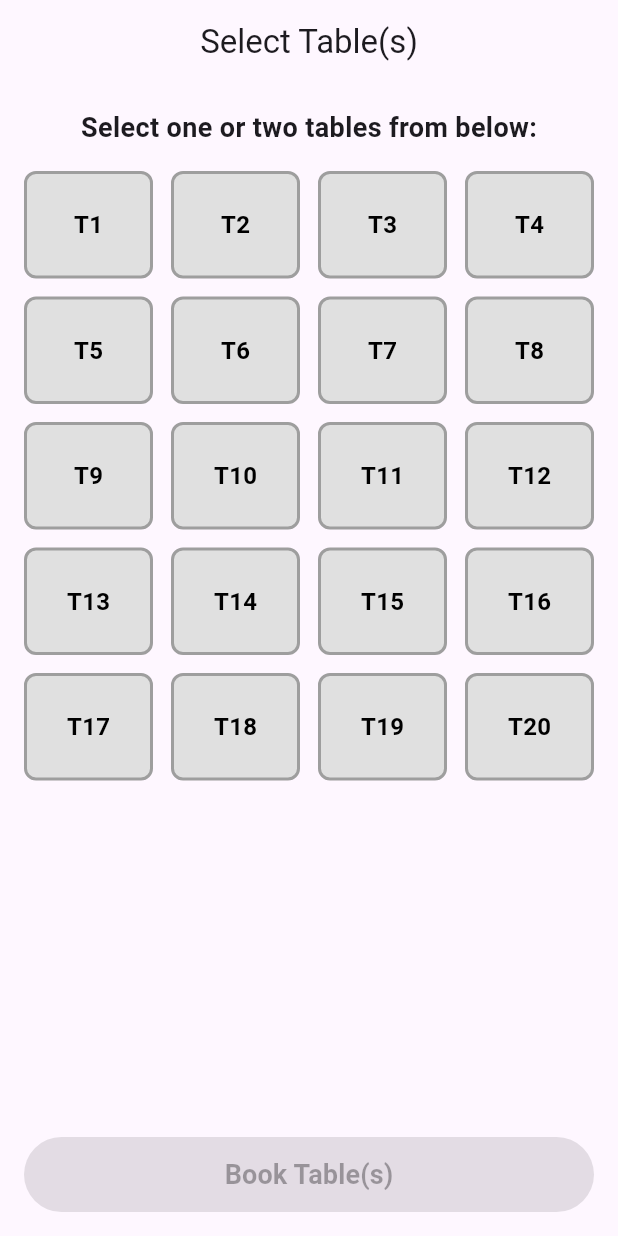
After one commit to dhanyashreealva/flutterbloc, a Flutter app: the screen it shows after launch, on a phone screen of 412 x 824 dp. The commit adds this screen. Run offline on Flutter 3.47's test engine with Material 3 defaults, Android fonts, the phone set to English and light mode, and no system bars; our stand-ins replace equatable, flutter_bloc.

Commit message:
Table selection

```diff
--- /dev/null
+++ b/my_app/lib/TableSelectionPage.dart
@@ -0,0 +1,127 @@
+import 'package:flutter/material.dart';
+import 'package:flutter_bloc/flutter_bloc.dart';
+import 'table_selection_bloc.dart';
+import 'table_selection_event.dart';
+import 'table_selection_state.dart';
+
+class TableSelectionPage extends StatelessWidget {
+  final List<String> tables = [
+    'T1', 'T2', 'T3', 'T4', 'T5', 'T6', 'T7', 'T8', 'T9', 'T10',
+    'T11', 'T12', 'T13', 'T14', 'T15', 'T16', 'T17', 'T18', 'T19', 'T20',
+  ];
+
+  @override
+  Widget build(BuildContext context) {
+    return BlocProvider(
+      create: (context) => TableSelectionBloc(),
+      child: Scaffold(
+        appBar: AppBar(
+          title: Text('Select Table(s)'),
+          centerTitle: true,
+        ),
+        body: SafeArea(
+          child: Padding(
+            padding: EdgeInsets.all(16),
+            child: Column(
+              children: [
+                Text(
+                  'Select one or two tables from below:',
+                  style: TextStyle(fontSize: 18, fontWeight: FontWeight.bold),
+                ),
+                SizedBox(height: 16),
+                Expanded(
+                  child: BlocBuilder<TableSelectionBloc, TableSelectionState>(
+                    builder: (context, state) {
+                      final selectedTables = state.selectedTables;
+
+                      return GridView.builder(
+                        gridDelegate: SliverGridDelegateWithFixedCrossAxisCount(
+                          crossAxisCount: 4,
+                          crossAxisSpacing: 12,
+                          mainAxisSpacing: 12,
+                          childAspectRatio: 1.2,
+                        ),
+                        itemCount: tables.length,
+                        itemBuilder: (context, index) {
+                          final table = tables[index];
+                          final isSelected = selectedTables.contains(table);
+
+                          return GestureDetector(
+                            onTap: () {
+                              if (isSelected) {
+                                context.read<TableSelectionBloc>().add(DeselectTable(table));
+                              } else {
+                                if (selectedTables.length < 2) {
+                                  context.read<TableSelectionBloc>().add(SelectTable(table));
+                                } else {
+                                  ScaffoldMessenger.of(context).showSnackBar(
+                                    SnackBar(
+                                      content: Text('You can select up to 2 tables only.'),
+                                      backgroundColor: Colors.red,
+                                    ),
+                                  );
+                                }
+                              }
+                            },
+                            child: Container(
+                              decoration: BoxDecoration(
+                                color: isSelected ? Colors.blue : Colors.grey[300],
+                                borderRadius: BorderRadius.circular(8),
+                                border: Border.all(
+                                  color: isSelected ? Colors.blueAccent : Colors.grey,
+                                  width: 2,
+                                ),
+                              ),
+                              child: Center(
+                                child: Text(
+                                  table,
+                                  style: TextStyle(
+                                    color: isSelected ? Colors.white : Colors.black,
+                                    fontWeight: FontWeight.bold,
+                                    fontSize: 16,
+                                  ),
+                                ),
+                              ),
+                            ),
+                          );
+                        },
+                      );
+                    },
+                  ),
+                ),
+                SizedBox(height: 16),
+                BlocBuilder<TableSelectionBloc, TableSelectionState>(
+                  builder: (context, state) {
+                    final isButtonEnabled = state.selectedTables.isNotEmpty;
+
+                    return SizedBox(
+                      width: double.infinity,
+                      height: 50,
+                      child: ElevatedButton(
+                        onPressed: isButtonEnabled
+                            ? () {
+                                ScaffoldMessenger.of(context).showSnackBar(
+                                  SnackBar(
+                                    content: Text('Table(s) booked: ${state.selectedTables.join(', ')}'),
+                                    backgroundColor: Colors.green,
+                                  ),
+                                );
+                                // TODO: Navigate to next page or perform booking logic
+                              }
+                            : null,
+                        child: Text(
+                          'Book Table(s)',
+                          style: TextStyle(fontSize: 18, fontWeight: FontWeight.bold),
+                        ),
+                      ),
+                    );
+                  },
+                ),
+              ],
+            ),
+          ),
+        ),
+      ),
+    );
+  }
+}
--- a/my_app/lib/main.dart
+++ b/my_app/lib/main.dart
@@ -9,6 +9,7 @@ import 'cart_bloc.dart';
 import 'cart_event.dart';
 import 'reservation_confirmation_bloc.dart';
 import 'reservation_confirmation_event.dart';
+import 'TableSelectionPage.dart';
 import 'restaurant_booking_page.dart';
 import 'payment_bloc.dart';
 
@@ -33,7 +34,7 @@ class MyApp extends StatelessWidget {
         title: 'Reservation Confirmation',
         debugShowCheckedModeBanner: false,
         theme: ThemeData(primarySwatch: Colors.green),
-        home: RestaurantBookingPage(),
+        home: TableSelectionPage(),
         routes: {
           '/confirmation': (context) => ReservationConfirmationPage(),
           '/booking': (context) => RestaurantBookingPage(),
--- a/my_app/lib/reservation_event.dart
+++ b/my_app/lib/reservation_event.dart
@@ -34,6 +34,20 @@ class SelectTimeSlot extends ReservationEvent {
   List<Object> get props => [slot];
 }
 
+class SelectTable extends ReservationEvent {
+  final String table;
+  const SelectTable(this.table);
+  @override
+  List<Object> get props => [table];
+}
+
+class DeselectTable extends ReservationEvent {
+  final String table;
+  const DeselectTable(this.table);
+  @override
+  List<Object> get props => [table];
+}
+
 class ResetReservation extends ReservationEvent {
   const ResetReservation();
 }
--- a/my_app/lib/reservation_state.dart
+++ b/my_app/lib/reservation_state.dart
@@ -7,6 +7,7 @@ class ReservationState extends Equatable {
   final String selectedDate;
   final String selectedTime;
   final String selectedSlot;
+  final List<String> selectedTables;
   final ReservationStatus status;
   final String? errorMessage;
   final List<String> availableTimeSlots;
@@ -19,6 +20,7 @@ class ReservationState extends Equatable {
     this.selectedDate = 'today',
     this.selectedTime = '06:00',
     this.selectedSlot = '',
+    this.selectedTables = const [],
     this.status = ReservationStatus.success,
     this.errorMessage,
     this.availableTimeSlots = const [
@@ -45,6 +47,7 @@ class ReservationState extends Equatable {
     String? selectedDate,
     String? selectedTime,
     String? selectedSlot,
+    List<String>? selectedTables,
     ReservationStatus? status,
     String? errorMessage,
     List<String>? availableTimeSlots,
@@ -57,6 +60,7 @@ class ReservationState extends Equatable {
       selectedDate: selectedDate ?? this.selectedDate,
       selectedTime: selectedTime ?? this.selectedTime,
       selectedSlot: selectedSlot ?? this.selectedSlot,
+      selectedTables: selectedTables ?? this.selectedTables,
       status: status ?? this.status,
       errorMessage: errorMessage,
       availableTimeSlots: availableTimeSlots ?? this.availableTimeSlots,
@@ -70,7 +74,8 @@ class ReservationState extends Equatable {
   bool get isAllFieldsSelected => selectedPeople.isNotEmpty &&
                                 selectedDate.isNotEmpty &&
                                 selectedTime.isNotEmpty &&
-                                selectedSlot.isNotEmpty;
+                                selectedSlot.isNotEmpty &&
+                                selectedTables.isNotEmpty;
 
   bool isTimeSlotBooked(String timeSlot) {
     return bookedTimeSlots.contains(timeSlot);
@@ -82,6 +87,7 @@ class ReservationState extends Equatable {
     selectedDate,
     selectedTime,
     selectedSlot,
+    selectedTables,
     status,
     errorMessage,
     availableTimeSlots,
--- /dev/null
+++ b/my_app/lib/table_selection_bloc.dart
@@ -0,0 +1,26 @@
+import 'package:flutter_bloc/flutter_bloc.dart';
+import 'table_selection_event.dart';
+import 'table_selection_state.dart';
+
+class TableSelectionBloc extends Bloc<TableSelectionEvent, TableSelectionState> {
+  TableSelectionBloc() : super(const TableSelectionState()) {
+    on<SelectTable>(_onSelectTable);
+    on<DeselectTable>(_onDeselectTable);
+  }
+
+  void _onSelectTable(SelectTable event, Emitter<TableSelectionState> emit) {
+    final currentTables = List<String>.from(state.selectedTables);
+    if (!currentTables.contains(event.table) && currentTables.length < 2) {
+      currentTables.add(event.table);
+      emit(state.copyWith(selectedTables: currentTables));
+    }
+  }
+
+  void _onDeselectTable(DeselectTable event, Emitter<TableSelectionState> emit) {
+    final currentTables = List<String>.from(state.selectedTables);
+    if (currentTables.contains(event.table)) {
+      currentTables.remove(event.table);
+      emit(state.copyWith(selectedTables: currentTables));
+    }
+  }
+}
--- /dev/null
+++ b/my_app/lib/table_selection_event.dart
@@ -0,0 +1,24 @@
+import 'package:equatable/equatable.dart';
+
+abstract class TableSelectionEvent extends Equatable {
+  const TableSelectionEvent();
+
+  @override
+  List<Object> get props => [];
+}
+
+class SelectTable extends TableSelectionEvent {
+  final String table;
+  const SelectTable(this.table);
+
+  @override
+  List<Object> get props => [table];
+}
+
+class DeselectTable extends TableSelectionEvent {
+  final String table;
+  const DeselectTable(this.table);
+
+  @override
+  List<Object> get props => [table];
+}
--- /dev/null
+++ b/my_app/lib/table_selection_state.dart
@@ -0,0 +1,16 @@
+import 'package:equatable/equatable.dart';
+
+class TableSelectionState extends Equatable {
+  final List<String> selectedTables;
+
+  const TableSelectionState({this.selectedTables = const []});
+
+  TableSelectionState copyWith({List<String>? selectedTables}) {
+    return TableSelectionState(
+      selectedTables: selectedTables ?? this.selectedTables,
+    );
+  }
+
+  @override
+  List<Object> get props => [selectedTables];
+}
```
